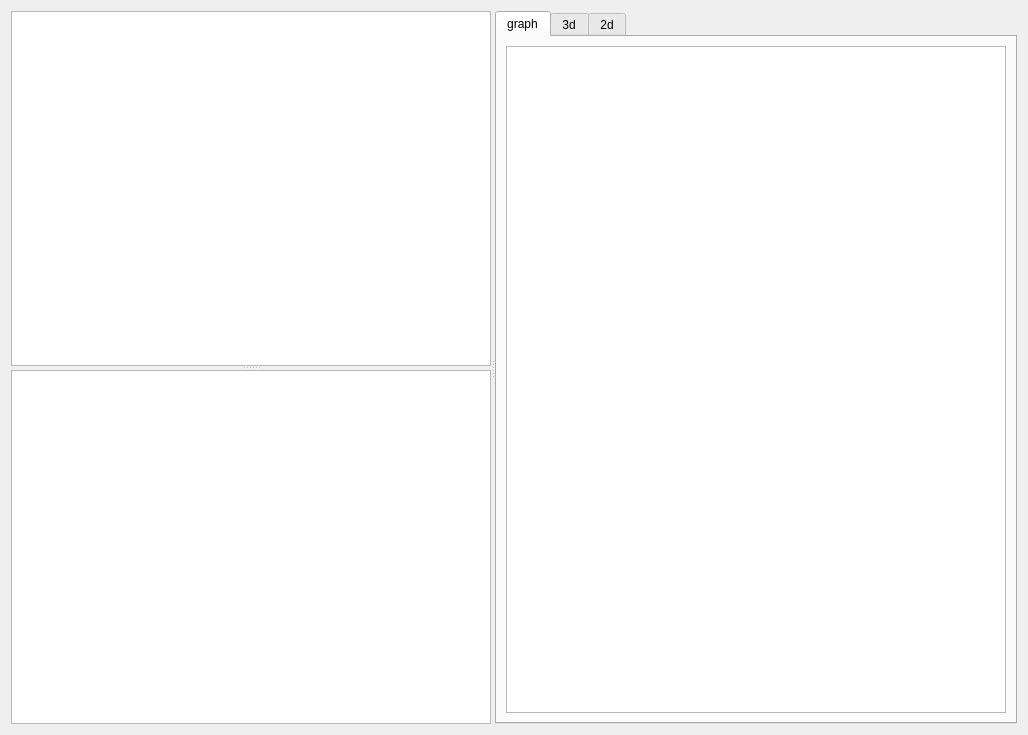
The window that graphUI.ui (robocomp/cortex) describes before a commit, drawn with Qt 5.
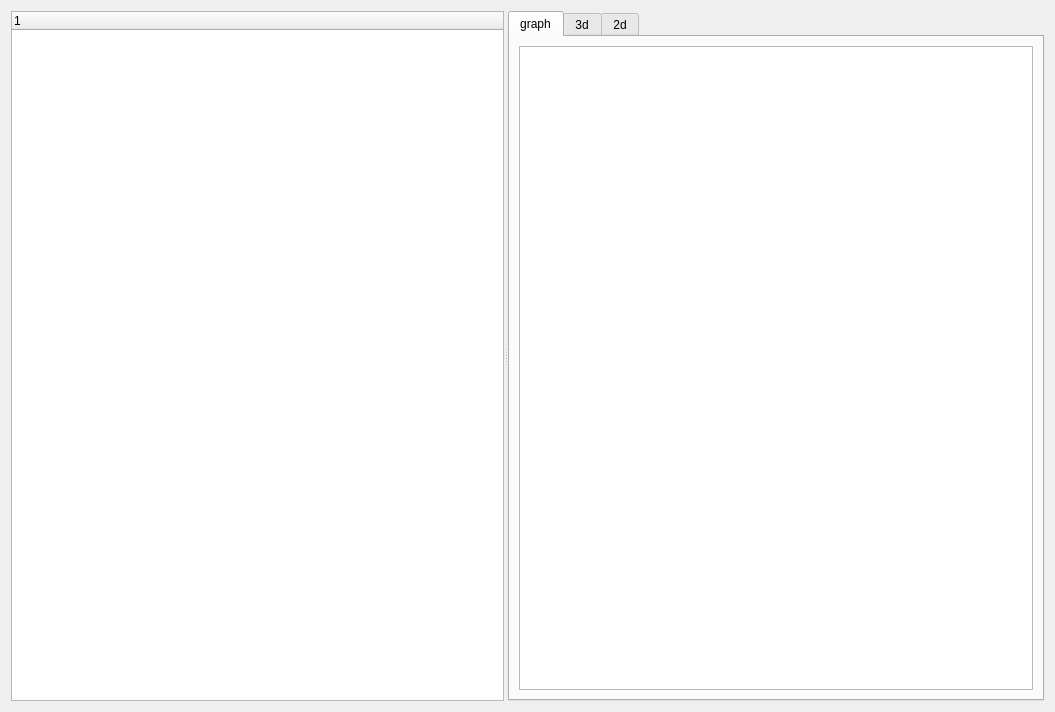
The same window after the commit. The open tabs and pages were chosen to show the change.

Commit message: with tree viewer

```diff
--- a/graphUI.ui
+++ b/graphUI.ui
@@ -6,39 +6,31 @@
    <rect>
     <x>0</x>
     <y>0</y>
-    <width>1028</width>
-    <height>735</height>
+    <width>1055</width>
+    <height>712</height>
    </rect>
   </property>
   <property name="windowTitle">
    <string>DSRGraph</string>
   </property>
-  <layout class="QHBoxLayout" name="horizontalLayout_3">
+  <layout class="QVBoxLayout" name="verticalLayout">
    <item>
-    <widget class="QSplitter" name="splitter_2">
+    <widget class="QSplitter" name="splitter">
      <property name="orientation">
       <enum>Qt::Horizontal</enum>
      </property>
-     <widget class="QSplitter" name="splitter_1">
-      <property name="orientation">
-       <enum>Qt::Vertical</enum>
-      </property>
-      <widget class="QTableWidget" name="tableWidgetNodes">
+     <widget class="QTreeWidget" name="treeWidget">
        <property name="sizePolicy">
         <sizepolicy hsizetype="Minimum" vsizetype="Expanding">
          <horstretch>0</horstretch>
          <verstretch>0</verstretch>
         </sizepolicy>
        </property>
-      </widget>
-      <widget class="QTableWidget" name="tableWidgetEdges">
-       <property name="sizePolicy">
-        <sizepolicy hsizetype="Minimum" vsizetype="Expanding">
-         <horstretch>0</horstretch>
-         <verstretch>0</verstretch>
-        </sizepolicy>
+      <column>
+       <property name="text">
+        <string notr="true">1</string>
        </property>
-      </widget>
+      </column>
      </widget>
      <widget class="QTabWidget" name="tabWidget">
       <property name="currentIndex">
```
Left out of the diff: 2 changed lines with no effect on the pictures. Lines whose indentation alone changed are shown as unchanged. The commit also changes 8 other files.
